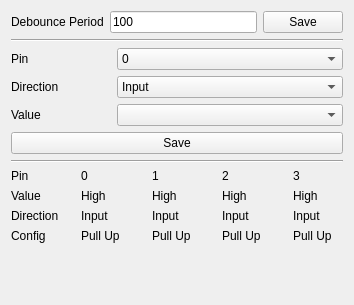
This is src/brickv/plugin_system/plugins/io4/ui/io4.ui in Tinkerforge/brickv as Qt 5 draws it before an edit. The edited form follows.
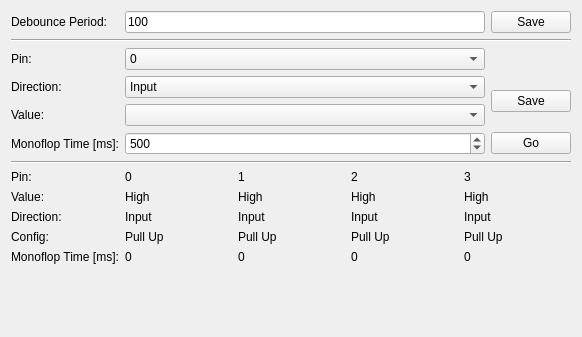
This is the edited form.

Commit message: Add monoflop to IO-4 and IO-16 plugin

```diff
--- a/src/brickv/plugin_system/plugins/io4/ui/io4.ui
+++ b/src/brickv/plugin_system/plugins/io4/ui/io4.ui
@@ -6,322 +6,341 @@
    <rect>
     <x>0</x>
     <y>0</y>
-    <width>354</width>
-    <height>305</height>
+    <width>582</width>
+    <height>337</height>
    </rect>
   </property>
   <property name="windowTitle">
    <string>Form</string>
   </property>
-  <layout class="QHBoxLayout" name="horizontalLayout_2">
+  <layout class="QVBoxLayout" name="verticalLayout">
    <item>
-    <layout class="QVBoxLayout" name="verticalLayout">
-     <item>
-      <layout class="QHBoxLayout" name="horizontalLayout_6">
-       <item>
-        <widget class="QLabel" name="label_12">
-         <property name="text">
-          <string>Debounce Period</string>
-         </property>
-        </widget>
-       </item>
-       <item>
-        <widget class="QLineEdit" name="debounce_edit">
-         <property name="text">
-          <string>100</string>
-         </property>
-        </widget>
-       </item>
-       <item>
-        <widget class="QPushButton" name="debounce_save">
-         <property name="text">
-          <string>Save</string>
-         </property>
-        </widget>
-       </item>
-      </layout>
+    <layout class="QGridLayout" name="gridLayout_5">
+     <item row="0" column="0">
+      <widget class="QLabel" name="label_12">
+       <property name="text">
+        <string>Debounce Period:</string>
+       </property>
+      </widget>
      </item>
-     <item>
+     <item row="1" column="0" colspan="3">
       <widget class="Line" name="line_3">
        <property name="orientation">
         <enum>Qt::Horizontal</enum>
        </property>
       </widget>
      </item>
-     <item>
-      <layout class="QHBoxLayout" name="horizontalLayout_5">
-       <item>
-        <widget class="QLabel" name="label_3">
-         <property name="maximumSize">
-          <size>
-           <width>100</width>
-           <height>16777215</height>
-          </size>
-         </property>
-         <property name="text">
-          <string>Pin</string>
-         </property>
-        </widget>
-       </item>
-       <item>
-        <widget class="QComboBox" name="pin_box">
-         <item>
-          <property name="text">
-           <string>0</string>
-          </property>
-         </item>
-         <item>
-          <property name="text">
-           <string>1</string>
-          </property>
-         </item>
-         <item>
-          <property name="text">
-           <string>2</string>
-          </property>
-         </item>
-         <item>
-          <property name="text">
-           <string>3</string>
-          </property>
-         </item>
-        </widget>
-       </item>
-      </layout>
+     <item row="2" column="0">
+      <widget class="QLabel" name="label_3">
+       <property name="text">
+        <string>Pin:</string>
+       </property>
+      </widget>
      </item>
-     <item>
-      <layout class="QHBoxLayout" name="horizontalLayout_3">
-       <item>
-        <widget class="QLabel" name="label_2">
-         <property name="maximumSize">
-          <size>
-           <width>100</width>
-           <height>16777215</height>
-          </size>
-         </property>
-         <property name="text">
-          <string>Direction</string>
-         </property>
-        </widget>
-       </item>
-       <item>
-        <widget class="QComboBox" name="direction_box">
-         <item>
-          <property name="text">
-           <string>Input</string>
-          </property>
-         </item>
-         <item>
-          <property name="text">
-           <string>Output</string>
-          </property>
-         </item>
-        </widget>
-       </item>
-      </layout>
+     <item row="3" column="0">
+      <widget class="QLabel" name="label_2">
+       <property name="text">
+        <string>Direction:</string>
+       </property>
+      </widget>
      </item>
-     <item>
-      <layout class="QHBoxLayout" name="horizontalLayout_4">
-       <item>
-        <widget class="QLabel" name="label_4">
-         <property name="maximumSize">
-          <size>
-           <width>100</width>
-           <height>16777215</height>
-          </size>
-         </property>
-         <property name="text">
-          <string>Value</string>
-         </property>
-        </widget>
-       </item>
-       <item>
-        <widget class="QComboBox" name="value_box"/>
-       </item>
-      </layout>
+     <item row="4" column="0">
+      <widget class="QLabel" name="label_4">
+       <property name="text">
+        <string>Value:</string>
+       </property>
+      </widget>
      </item>
-     <item>
-      <widget class="QPushButton" name="save_button">
+     <item row="5" column="0">
+      <widget class="QLabel" name="label">
        <property name="text">
-        <string>Save</string>
+        <string>Monoflop Time [ms]:</string>
        </property>
       </widget>
      </item>
-     <item>
+     <item row="6" column="0" colspan="3">
       <widget class="Line" name="line">
        <property name="orientation">
         <enum>Qt::Horizontal</enum>
        </property>
       </widget>
      </item>
-     <item>
+     <item row="7" column="0">
+      <widget class="QLabel" name="label_53">
+       <property name="text">
+        <string>Pin:</string>
+       </property>
+      </widget>
+     </item>
+     <item row="8" column="0">
+      <widget class="QLabel" name="label_5">
+       <property name="text">
+        <string>Value:</string>
+       </property>
+      </widget>
+     </item>
+     <item row="9" column="0">
+      <widget class="QLabel" name="label_7">
+       <property name="text">
+        <string>Direction:</string>
+       </property>
+      </widget>
+     </item>
+     <item row="10" column="0">
+      <widget class="QLabel" name="label_6">
+       <property name="text">
+        <string>Config:</string>
+       </property>
+      </widget>
+     </item>
+     <item row="11" column="0">
+      <widget class="QLabel" name="label_8">
+       <property name="text">
+        <string>Monoflop Time [ms]:</string>
+       </property>
+      </widget>
+     </item>
+     <item row="0" column="1">
+      <widget class="QLineEdit" name="debounce_edit">
+       <property name="text">
+        <string>100</string>
+       </property>
+      </widget>
+     </item>
+     <item row="0" column="2">
+      <widget class="QPushButton" name="debounce_save">
+       <property name="text">
+        <string>Save</string>
+       </property>
+      </widget>
+     </item>
+     <item row="2" column="1">
+      <widget class="QComboBox" name="pin_box">
+       <item>
+        <property name="text">
+         <string>0</string>
+        </property>
+       </item>
+       <item>
+        <property name="text">
+         <string>1</string>
+        </property>
+       </item>
+       <item>
+        <property name="text">
+         <string>2</string>
+        </property>
+       </item>
+       <item>
+        <property name="text">
+         <string>3</string>
+        </property>
+       </item>
+      </widget>
+     </item>
+     <item row="3" column="1">
+      <widget class="QComboBox" name="direction_box">
+       <item>
+        <property name="text">
+         <string>Input</string>
+        </property>
+       </item>
+       <item>
+        <property name="text">
+         <string>Output</string>
+        </property>
+       </item>
+      </widget>
+     </item>
+     <item row="4" column="1">
+      <widget class="QComboBox" name="value_box"/>
+     </item>
+     <item row="5" column="1">
+      <widget class="QSpinBox" name="time_spinbox">
+       <property name="minimum">
+        <number>1</number>
+       </property>
+       <property name="maximum">
+        <number>100000</number>
+       </property>
+       <property name="value">
+        <number>500</number>
+       </property>
+      </widget>
+     </item>
+     <item row="3" column="2" rowspan="2">
+      <widget class="QPushButton" name="save_button">
+       <property name="text">
+        <string>Save</string>
+       </property>
+      </widget>
+     </item>
+     <item row="5" column="2">
+      <widget class="QPushButton" name="go_button">
+       <property name="text">
+        <string>Go</string>
+       </property>
+      </widget>
+     </item>
+     <item row="7" column="1" rowspan="5" colspan="2">
       <layout class="QGridLayout" name="gridLayout">
-       <property name="horizontalSpacing">
-        <number>20</number>
-       </property>
-       <property name="verticalSpacing">
-        <number>6</number>
-       </property>
-       <property name="rightMargin">
-        <number>0</number>
-       </property>
-       <item row="1" column="0">
-        <widget class="QLabel" name="label_5">
+       <item row="4" column="0">
+        <widget class="QLabel" name="at0">
          <property name="text">
-          <string>Value</string>
+          <string>0</string>
+         </property>
+        </widget>
+       </item>
+       <item row="4" column="1">
+        <widget class="QLabel" name="at1">
+         <property name="text">
+          <string>0</string>
+         </property>
+        </widget>
+       </item>
+       <item row="4" column="2">
+        <widget class="QLabel" name="at2">
+         <property name="text">
+          <string>0</string>
+         </property>
+        </widget>
+       </item>
+       <item row="4" column="3">
+        <widget class="QLabel" name="at3">
+         <property name="text">
+          <string>0</string>
          </property>
         </widget>
        </item>
        <item row="3" column="0">
-        <widget class="QLabel" name="label_6">
+        <widget class="QLabel" name="ac0">
          <property name="text">
-          <string>Config</string>
+          <string>Pull Up</string>
+         </property>
+        </widget>
+       </item>
+       <item row="3" column="1">
+        <widget class="QLabel" name="ac1">
+         <property name="text">
+          <string>Pull Up</string>
+         </property>
+        </widget>
+       </item>
+       <item row="3" column="2">
+        <widget class="QLabel" name="ac2">
+         <property name="text">
+          <string>Pull Up</string>
+         </property>
+        </widget>
+       </item>
+       <item row="3" column="3">
+        <widget class="QLabel" name="ac3">
+         <property name="text">
+          <string>Pull Up</string>
+         </property>
+        </widget>
+       </item>
+       <item row="2" column="3">
+        <widget class="QLabel" name="ad3">
+         <property name="text">
+          <string>Input</string>
+         </property>
+        </widget>
+       </item>
+       <item row="2" column="2">
+        <widget class="QLabel" name="ad2">
+         <property name="text">
+          <string>Input</string>
+         </property>
+        </widget>
+       </item>
+       <item row="2" column="1">
+        <widget class="QLabel" name="ad1">
+         <property name="text">
+          <string>Input</string>
          </property>
         </widget>
        </item>
        <item row="2" column="0">
-        <widget class="QLabel" name="label_7">
+        <widget class="QLabel" name="ad0">
          <property name="text">
-          <string>Direction</string>
+          <string>Input</string>
          </property>
         </widget>
        </item>
-       <item row="1" column="1">
+       <item row="1" column="0">
         <widget class="QLabel" name="av0">
          <property name="text">
           <string>High</string>
          </property>
         </widget>
        </item>
-       <item row="1" column="2">
+       <item row="1" column="1">
         <widget class="QLabel" name="av1">
          <property name="text">
           <string>High</string>
          </property>
         </widget>
        </item>
-       <item row="1" column="3">
+       <item row="1" column="2">
         <widget class="QLabel" name="av2">
          <property name="text">
           <string>High</string>
          </property>
         </widget>
        </item>
-       <item row="1" column="4">
+       <item row="1" column="3">
         <widget class="QLabel" name="av3">
          <property name="text">
           <string>High</string>
          </property>
         </widget>
        </item>
-       <item row="2" column="1">
-        <widget class="QLabel" name="ad0">
-         <property name="text">
-          <string>Input</string>
-         </property>
-        </widget>
-       </item>
-       <item row="2" column="2">
-        <widget class="QLabel" name="ad1">
-         <property name="text">
-          <string>Input</string>
-         </property>
-        </widget>
-       </item>
-       <item row="2" column="3">
-        <widget class="QLabel" name="ad2">
-         <property name="text">
-          <string>Input</string>
-         </property>
-        </widget>
-       </item>
-       <item row="2" column="4">
-        <widget class="QLabel" name="ad3">
-         <property name="text">
-          <string>Input</string>
-         </property>
-        </widget>
-       </item>
-       <item row="3" column="1">
-        <widget class="QLabel" name="ac0">
-         <property name="text">
-          <string>Pull Up</string>
-         </property>
-        </widget>
-       </item>
-       <item row="3" column="2">
-        <widget class="QLabel" name="ac1">
-         <property name="text">
-          <string>Pull Up</string>
-         </property>
-        </widget>
-       </item>
-       <item row="3" column="3">
-        <widget class="QLabel" name="ac2">
-         <property name="text">
-          <string>Pull Up</string>
-         </property>
-        </widget>
-       </item>
-       <item row="3" column="4">
-        <widget class="QLabel" name="ac3">
-         <property name="text">
-          <string>Pull Up</string>
-         </property>
-        </widget>
-       </item>
-       <item row="0" column="0">
-        <widget class="QLabel" name="label_53">
-         <property name="text">
-          <string>Pin</string>
-         </property>
-        </widget>
-       </item>
-       <item row="0" column="1">
-        <widget class="QLabel" name="label_55">
-         <property name="text">
-          <string>0</string>
-         </property>
-        </widget>
-       </item>
-       <item row="0" column="2">
-        <widget class="QLabel" name="label_56">
-         <property name="text">
-          <string>1</string>
-         </property>
-        </widget>
-       </item>
        <item row="0" column="3">
-        <widget class="QLabel" name="label_57">
-         <property name="text">
-          <string>2</string>
-         </property>
-        </widget>
-       </item>
-       <item row="0" column="4">
         <widget class="QLabel" name="label_58">
          <property name="text">
           <string>3</string>
          </property>
         </widget>
        </item>
+       <item row="0" column="2">
+        <widget class="QLabel" name="label_57">
+         <property name="text">
+          <string>2</string>
+         </property>
+        </widget>
+       </item>
+       <item row="0" column="1">
+        <widget class="QLabel" name="label_56">
+         <property name="text">
+          <string>1</string>
+         </property>
+        </widget>
+       </item>
+       <item row="0" column="0">
+        <widget class="QLabel" name="label_55">
+         <property name="text">
+          <string>0</string>
+         </property>
+        </widget>
+       </item>
       </layout>
      </item>
-     <item>
-      <spacer name="verticalSpacer">
-       <property name="orientation">
-        <enum>Qt::Vertical</enum>
-       </property>
-       <property name="sizeHint" stdset="0">
-        <size>
-         <width>20</width>
-         <height>40</height>
-        </size>
-       </property>
-      </spacer>
-     </item>
     </layout>
    </item>
+   <item>
+    <spacer name="verticalSpacer">
+     <property name="orientation">
+      <enum>Qt::Vertical</enum>
+     </property>
+     <property name="sizeHint" stdset="0">
+      <size>
+       <width>20</width>
+       <height>14</height>
+      </size>
+     </property>
+    </spacer>
+   </item>
   </layout>
  </widget>
  <resources/>
```
The commit also changes 3 other files.
